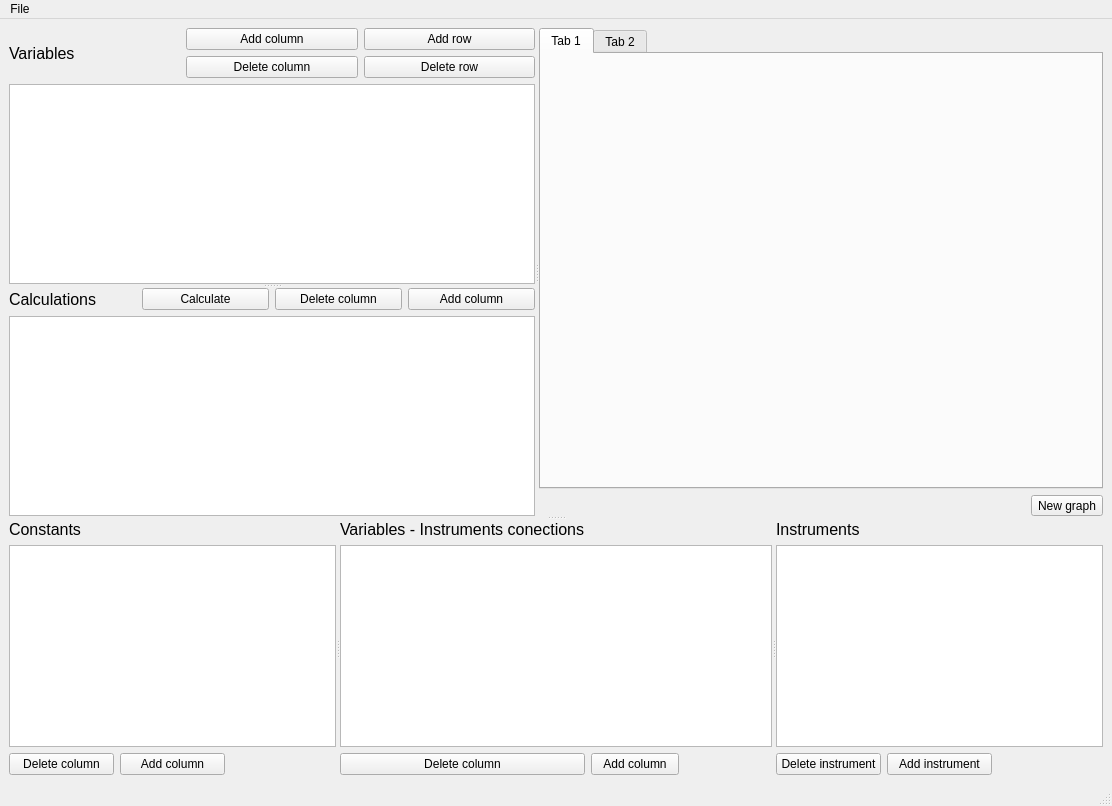
First picture: the form in mainwindow.ui, repository Kirikus/Experiments-2026S-CPP, before the edit.
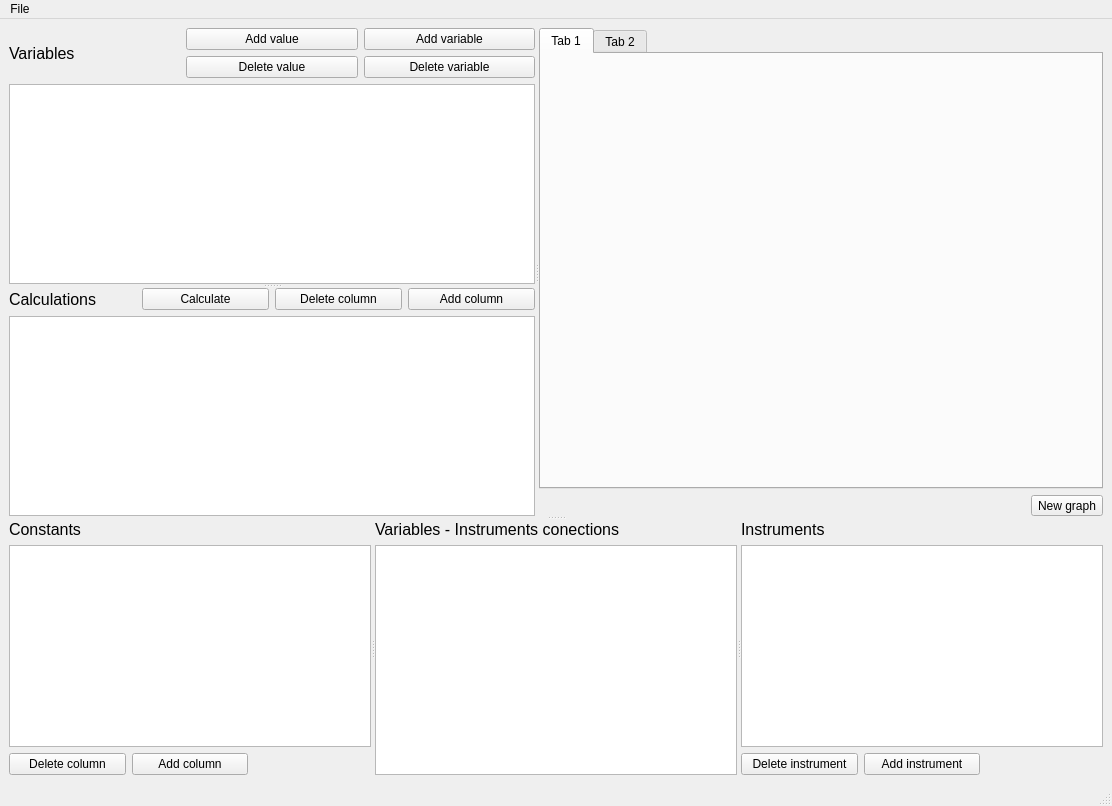
Second picture: the form after the edit.

Commit message: move and rename buttons

```diff
--- a/mainwindow.ui
+++ b/mainwindow.ui
@@ -36,7 +36,7 @@
           <item row="1" column="1">
            <widget class="QPushButton" name="ExpDelColButton">
             <property name="text">
-             <string>Delete column</string>
+             <string>Delete value</string>
             </property>
            </widget>
           </item>
@@ -55,21 +55,21 @@
           <item row="0" column="1">
            <widget class="QPushButton" name="ExpAddColButton">
             <property name="text">
-             <string>Add column</string>
+             <string>Add value</string>
             </property>
            </widget>
           </item>
           <item row="1" column="2">
            <widget class="QPushButton" name="ExpDelRowButton">
             <property name="text">
-             <string>Delete row</string>
+             <string>Delete variable</string>
             </property>
            </widget>
           </item>
           <item row="0" column="2">
            <widget class="QPushButton" name="ExpAddRowButton">
             <property name="text">
-             <string>Add row</string>
+             <string>Add variable</string>
             </property>
            </widget>
           </item>
@@ -220,20 +220,6 @@
          <item row="1" column="0" colspan="3">
           <widget class="QTableView" name="ConnectionsTable"/>
          </item>
-         <item row="2" column="0">
-          <widget class="QPushButton" name="VarDelButton">
-           <property name="text">
-            <string>Delete column</string>
-           </property>
-          </widget>
-         </item>
-         <item row="2" column="1">
-          <widget class="QPushButton" name="VarAddButton">
-           <property name="text">
-            <string>Add column</string>
-           </property>
-          </widget>
-         </item>
         </layout>
        </widget>
        <widget class="QWidget" name="layoutWidget">
```
Left out of the diff: 2 changed lines with no effect on the pictures. The commit also changes 1 other file.
